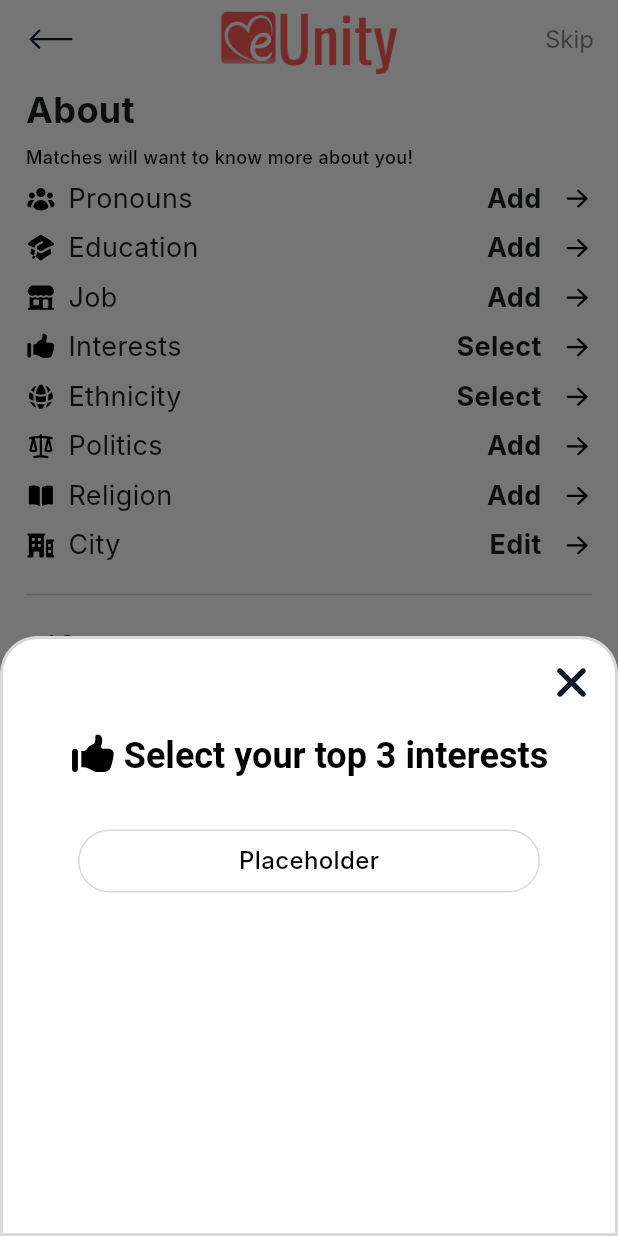
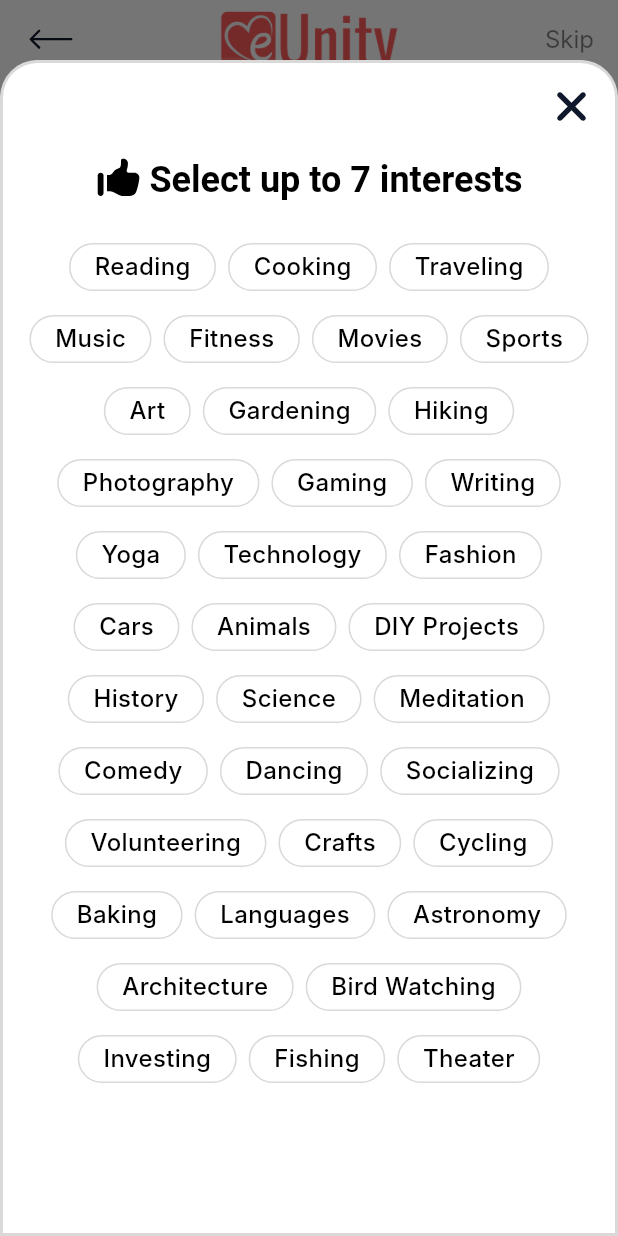
Before and after one commit to eUnity-Development/eUnity-app, a Flutter app: the UserPrefs screen opened directly, after a tap on "Select", on a phone screen of 412 x 824 dp. Run offline on Flutter 3.47's test engine with Material 3 defaults, Android fonts, the phone set to English and light mode, and no system bars; our stand-ins replace cookie_jar, curved_navigation_bar, dio, dio_cookie_manager, dotted_border, equatable and 7 more; accounts and stored records are empty; Roboto replaces fonts that are missing (Inter); project files that could hold a hidden picture were left out.

Commit message:
Longer lists and multiselect

```diff
--- a/frontend/lib/classes/UserInfoHelper.dart
+++ b/frontend/lib/classes/UserInfoHelper.dart
@@ -15,10 +15,10 @@ class UserInfoHelper {
     userInfoCache['pronouns'] = 'Add';
     userInfoCache['education'] = 'Add';
     userInfoCache['job'] = 'Add';
-    userInfoCache['interests'] = 'Select';
-    userInfoCache['ethnicity'] = 'Select';
+    userInfoCache['interests'] = [];
+    userInfoCache['ethnicity'] = [];
     userInfoCache['politics'] = 'Add';
-    userInfoCache['religion'] = 'Add';
+    userInfoCache['religion'] = [];
     userInfoCache['city'] = 'Edit';
 
     userInfoCache['exercise'] = 'Add';
@@ -27,7 +27,7 @@ class UserInfoHelper {
     userInfoCache['height'] = 'Add';
     userInfoCache['social-media'] = 'Add';
     userInfoCache['pets'] = 'Add';
-    userInfoCache['diet'] = 'Add';
+    userInfoCache['diet'] = [];
   }
 
   static void updateCacheVariable(String variable, var newValue) {
--- a/frontend/lib/views/UserPrefs.dart
+++ b/frontend/lib/views/UserPrefs.dart
@@ -31,6 +31,7 @@ class UserPrefsState extends State<UserPrefs> {
           assetPath: prefs['assetPath'],
           cacheKey: prefs['cacheKey'],
           multiSelect: prefs['multiSelect'],
+          isLongList: prefs['longList'],
         );
       }).toList();
     }
--- a/frontend/lib/widgets/SelectionWidgets/SelectionDialog.dart
+++ b/frontend/lib/widgets/SelectionWidgets/SelectionDialog.dart
@@ -10,13 +10,16 @@ class SelectionDialog extends StatefulWidget {
   final String assetPath;
   final bool multiSelect;
   final String cacheKey;
+  final bool? isListLong;
   const SelectionDialog(
       {super.key,
       required this.options,
       required this.question,
       required this.assetPath,
       required this.multiSelect,
-      required this.cacheKey});
+      required this.cacheKey,
+      this.isListLong,
+      });
 
   @override
   State<SelectionDialog> createState() => _SelectionDialogState();
@@ -48,9 +51,11 @@ class _SelectionDialogState extends State<SelectionDialog> {
     TextStyle unselectedText = TextStyle(
         fontWeight: FontWeight.w500, fontSize: 16, color: Colors.black);
 
+    bool isLongList = widget.isListLong ?? false;
+
     double maxHeight = MediaQuery.of(context).size.height - 40;
     double minHeight = 400;
-    double height = 80.0 * widget.options.length;
+    double height = (isLongList ? 32.0 : 80.0) * widget.options.length;
 
     if (widget.question.length > 25) {
       height += 100.0;
@@ -63,7 +68,7 @@ class _SelectionDialogState extends State<SelectionDialog> {
     }
 
     return Container(
-        height: height, // here
+        height: height,
         width: MediaQuery.of(context).size.width,
         decoration: BoxDecoration(
             borderRadius: BorderRadius.only(
@@ -123,70 +128,83 @@ class _SelectionDialogState extends State<SelectionDialog> {
                 height: 20,
               ),
               SizedBox(
-                height: height-150, // here
-                child: ListView.builder(
-                  itemBuilder: (BuildContext context, int index) {
-                    if (index > (widget.options.length) - 1) {
-                      return null;
-                    }
-                    return GestureDetector(
-                      child: Padding(
-                        padding: EdgeInsets.only(top: 15, left: 40, right: 40),
-                        child: Container(
-                          width: double.infinity,
-                          height: 42,
-                          decoration: (widget.multiSelect)
-                              ? (UserInfoHelper.userInfoCache[widget.cacheKey]
-                                      .contains(widget.options[index]))
-                                  ? selectedBox
-                                  : unselectedBox
-                              : (UserInfoHelper
-                                          .userInfoCache[widget.cacheKey] ==
-                                      widget.options[index])
-                                  ? selectedBox
-                                  : unselectedBox,
-                          child: Center(
-                            child: Text(
-                              widget.options[index],
-                              style: (widget.multiSelect)
-                                  ? (UserInfoHelper
-                                          .userInfoCache[widget.cacheKey]
-                                          .contains(widget.options[index]))
-                                      ? selectedText
-                                      : unselectedText
-                                  : (UserInfoHelper
-                                              .userInfoCache[widget.cacheKey] ==
-                                          widget.options[index])
-                                      ? selectedText
-                                      : unselectedText,
-                            ),
-                          ),
-                        ),
-                      ),
-                      onTap: () {
-                        setState(() {
-                          if (widget.multiSelect) {
-                            List cacheValue =
-                                UserInfoHelper.userInfoCache[widget.cacheKey];
-                            if (cacheValue.contains(widget.options[index])) {
-                              cacheValue.remove(widget.options[index]);
-                            } else {
-                              cacheValue.add(widget.options[index]);
-                            }
-                            UserInfoHelper.updateCacheVariable(
-                                widget.cacheKey, cacheValue);
-                          } else {
-                            UserInfoHelper.updateCacheVariable(
-                                widget.cacheKey, widget.options[index]);
-                          }
-                        });
-                      },
-                    );
-                  },
+                height: height - 150,
+                width: double.infinity,
+
+                  child: Wrap(
+                    spacing: 6.0,
+                    alignment: WrapAlignment.center,
+                    children: List<Widget>.generate(widget.options.length, (index) {
+                      return buildOptionButton(
+                        index,
+                        selectedBox,
+                        unselectedBox,
+                        selectedText,
+                        unselectedText,
+                        isLongList
+                      );
+                    }),
+                  ),
                 ),
-              ),
             ],
           ),
         ));
   }
+   Widget buildOptionButton(int index, BoxDecoration selectedBox, BoxDecoration unselectedBox, TextStyle selectedText, TextStyle unselectedText, bool isLongList) {
+    bool isSelected;
+    if (widget.multiSelect) {
+      isSelected = UserInfoHelper.userInfoCache[widget.cacheKey].contains(widget.options[index]);
+    } else {
+      isSelected = UserInfoHelper.userInfoCache[widget.cacheKey] == widget.options[index];
+    }
+
+    return GestureDetector(
+      child: (!isLongList) ?
+        Padding(
+          padding: EdgeInsets.only(top: 15, left: 40, right: 40),
+          child: Container(
+            width: double.infinity,
+            height: 42,
+            decoration: isSelected ? selectedBox : unselectedBox,
+            child: Center(
+              child: Text(
+                widget.options[index],
+                style: isSelected ? selectedText : unselectedText,
+              ),
+            ),
+          ),
+        ) :
+        Padding(
+        padding: const EdgeInsets.symmetric(vertical: 8.0, horizontal: 1.0),
+        child: Wrap(
+          alignment: WrapAlignment.center,
+          children: [
+            Container(
+              decoration: isSelected ? selectedBox : unselectedBox,
+              padding: const EdgeInsets.symmetric(horizontal: 16.0, vertical: 3.5),
+              child: Text(
+                widget.options[index],
+                style: isSelected ? selectedText : unselectedText,
+              ),
+            ),
+          ],
+        ),
+      ),
+      onTap: () {
+        setState(() {
+          if (widget.multiSelect) {
+            List cacheValue = UserInfoHelper.userInfoCache[widget.cacheKey];
+            if (cacheValue.contains(widget.options[index])) {
+              cacheValue.remove(widget.options[index]);
+            } else {
+              cacheValue.add(widget.options[index]);
+            }
+            UserInfoHelper.updateCacheVariable(widget.cacheKey, cacheValue);
+          } else {
+            UserInfoHelper.updateCacheVariable(widget.cacheKey, widget.options[index]);
+          }
+        });
+      },
+    );
+  }
 }
--- a/frontend/lib/widgets/SelectionWidgets/SelectionFunction.dart
+++ b/frontend/lib/widgets/SelectionWidgets/SelectionFunction.dart
@@ -10,6 +10,7 @@ void showSelectDialog({
   required String cacheKey,
   required bool multiSelect,
   required reRender,
+  bool? isListLong
 }) {
   showModalBottomSheet(
     isScrollControlled: true,
@@ -22,6 +23,7 @@ void showSelectDialog({
         assetPath: assetPath,
         cacheKey: cacheKey,
         multiSelect: multiSelect,
+        isListLong: isListLong,
       );
     },
   ).then((value) {
--- a/frontend/lib/widgets/UserPrefs/user_prefs_button.dart
+++ b/frontend/lib/widgets/UserPrefs/user_prefs_button.dart
@@ -13,6 +13,7 @@ class UserPrefsButton extends StatefulWidget {
   final String assetPath;
   final String cacheKey;
   final bool multiSelect;
+  final bool isLongList;
 
   const UserPrefsButton(
     {super.key,
@@ -23,6 +24,7 @@ class UserPrefsButton extends StatefulWidget {
     required this.assetPath,
     required this.cacheKey,
     required this.multiSelect,
+    required this.isLongList,
     });
 
   @override
@@ -33,17 +35,18 @@ class UserPrefsButton extends StatefulWidget {
 
 class UserPrefsButtonState extends State<UserPrefsButton> {
   String action = '';
+  String staticText = 'Select';
 
   void update() {
-    action = UserInfoHelper.userInfoCache[widget.cacheKey];
     setState(() {
-      action = UserInfoHelper.userInfoCache[widget.cacheKey];
+      staticText = 'Edit';
+      action = widget.multiSelect ? staticText : UserInfoHelper.userInfoCache[widget.cacheKey];
     });
   }
 
   @override
   Widget build(BuildContext context) {
-    action = UserInfoHelper.userInfoCache[widget.cacheKey];
+    action = widget.multiSelect ? staticText : UserInfoHelper.userInfoCache[widget.cacheKey];
     String buttonName = widget.name;
     return(
       Column(children: [
@@ -71,6 +74,7 @@ class UserPrefsButtonState extends State<UserPrefsButton> {
                 question: widget.question,
                 assetPath: widget.assetPath,
                 multiSelect: widget.multiSelect,
+                isListLong: widget.isLongList
               ),
 
               child: Row(
--- a/frontend/lib/widgets/UserPrefs/user_prefs_list.dart
+++ b/frontend/lib/widgets/UserPrefs/user_prefs_list.dart
@@ -7,18 +7,27 @@ class UserPrefsList {
       'assetPath': 'assets/preferences/pronouns.svg',
       'cacheKey': 'pronouns',
       'multiSelect': false,
+      'longList': false,
     },
 
     // If time, add a second prompt to let users type in school name.
     // Later on, add school email verification.
     {
       'name': 'Education',
-      'options': ['High School', 'Associate\'s Degree', 'Bachelor\'s Degree',
-        'Master\'s or PHD', 'Trade School', 'Other','None'],
+      'options': [
+        'High School',
+        'Associate\'s Degree',
+        'Bachelor\'s Degree',
+        'Master\'s or PHD',
+        'Trade School',
+        'Other',
+        'None'
+      ],
       'question': 'Select your education',
       'assetPath': 'assets/preferences/education.svg',
       'cacheKey': 'education',
       'multiSelect': false,
+      'longList': false,
     },
 
     {
@@ -28,44 +37,135 @@ class UserPrefsList {
       'assetPath': 'assets/preferences/job.svg',
       'cacheKey': 'job',
       'multiSelect': false,
+      'longList': false,
     },
 
     // Need special menu for 30+ options. Allow multi select.
     {
       'name': 'Interests',
-      'options': ['Placeholder'],
-      'question': 'Select your top 3 interests',
+      'options': [
+           'Reading',
+    'Cooking',
+    'Traveling',
+    'Music',
+    'Fitness',
+    'Movies',
+    'Sports',
+    'Art',
+    'Gardening',
+    'Hiking',
+    'Photography',
+    'Gaming',
+    'Writing',
+    'Yoga',
+    'Technology',
+    'Fashion',
+    'Cars',
+    'Animals',
+    'DIY Projects',
+    'History',
+    'Science',
+    'Meditation',
+    'Comedy',
+    'Dancing',
+    'Socializing',
+    'Volunteering',
+    'Crafts',
+    'Cycling',
+    'Baking',
+    'Languages',
+    'Astronomy',
+    'Architecture',
+    'Bird Watching',
+    'Investing',
+    'Fishing',
+    'Theater'
+      ],
+      'question': 'Select up to 7 interests',
       'assetPath': 'assets/preferences/interests.svg',
       'cacheKey': 'interests',
-      'multiSelect': false,
+      'multiSelect': true,
+      'longList': true,
     },
 
     // Will also need special menu? Allow multi select.
     {
       'name': 'Ethnicity',
-      'options': ['Placeholder'],
+      'options': [
+        'Black/African Descent',
+        'Hispanic/Latino',
+        'White/Caucasian',
+        'Middle Eastern',
+        'Native American',
+        'Pacific Islander',
+        'South Asian',
+        'East Asian',
+        'Southeast Asian',
+        'West African',
+        'East African',
+        'North African',
+        'Central African',
+        'Southern African',
+        'Caribbean',
+        'Latin American',
+        'Eastern European',
+        'Western European',
+        'Northern European',
+        'Southern European',
+        'Jewish',
+        'Arab',
+        'Persian',
+        'Turkish',
+        'Central Asian',
+        'Other',
+        'Prefer Not to Say'
+      ],
       'question': 'Select your ethnicities',
       'assetPath': 'assets/preferences/ethnicity.svg',
       'cacheKey': 'ethnicity',
-      'multiSelect': false,
+      'multiSelect': true,
+      'longList': true,
     },
     {
       'name': 'Politics',
-      'options': ['Liberal', 'Moderate', 'Conservative', 'Other', 'Prefer not to say'],
+      'options': [
+        'Liberal',
+        'Moderate',
+        'Conservative',
+        'Other',
+        'Prefer not to say'
+      ],
       'question': 'What is your political alignment?',
       'assetPath': 'assets/preferences/politics.svg',
       'cacheKey': 'politics',
       'multiSelect': false,
+      'longList': false,
     },
 
     // Will also need a new menu. Around 14 options.
     {
       'name': 'Religion',
-      'options': ['Placeholder'],
-      'question': 'Select your job type',
+      'options': [
+        'Christian',
+        'Catholic',
+        'Protestant',
+        'Jewish',
+        'Muslim',
+        'Buddhist',
+        'Hindu',
+        'Sikh',
+        'Other specific religion',
+        'Spiritual but not religious',
+        'Agnostic',
+        'Atheist',
+        'Non-religious',
+        'Prefer not to say'
+      ],
+      'question': 'Select your religion',
       'assetPath': 'assets/preferences/religion.svg',
       'cacheKey': 'religion',
-      'multiSelect': false,
+      'multiSelect': true,
+      'longList': true,
     },
 
     // Have this based on the user's location.
@@ -79,8 +179,8 @@ class UserPrefsList {
       'assetPath': 'assets/preferences/city.svg',
       'cacheKey': 'city',
       'multiSelect': false,
+      'longList': false,
     },
-
   ];
 
   static List<Map<String, dynamic>> lifestyleList = [
@@ -91,6 +191,7 @@ class UserPrefsList {
       'assetPath': 'assets/preferences/placeholder.svg',
       'cacheKey': 'exercise',
       'multiSelect': false,
+      'longList': false,
     },
     {
       'name': 'Drinking',
@@ -99,6 +200,7 @@ class UserPrefsList {
       'assetPath': 'assets/preferences/placeholder.svg',
       'cacheKey': 'drinking',
       'multiSelect': false,
+      'longList': false,
     },
     {
       'name': 'Cannabis',
@@ -107,6 +209,7 @@ class UserPrefsList {
       'assetPath': 'assets/preferences/placeholder.svg',
       'cacheKey': 'cannabis',
       'multiSelect': false,
+      'longList': false,
     },
 
     // Might make a special menu for this too.
@@ -117,6 +220,7 @@ class UserPrefsList {
       'assetPath': 'assets/preferences/placeholder.svg',
       'cacheKey': 'height',
       'multiSelect': false,
+      'longList': false,
     },
     {
       'name': 'Social Media',
@@ -125,6 +229,7 @@ class UserPrefsList {
       'assetPath': 'assets/preferences/social-media.svg',
       'cacheKey': 'social-media',
       'multiSelect': false,
+      'longList': false,
     },
     {
       'name': 'Pets',
@@ -133,20 +238,32 @@ class UserPrefsList {
       'assetPath': 'assets/preferences/placeholder.svg',
       'cacheKey': 'pets',
       'multiSelect': false,
+      'longList': false,
     },
 
     // Will also have a longer list for this too.
     {
       'name': 'Dietary Preferences',
-      'options': ['Placeholder'],
+      'options': [
+        'Omnivore',
+        'Vegetarian',
+        'Vegan',
+        'Pescatarian',
+        'Flexitarian',
+        'Gluten-free',
+        'Dairy-free',
+        'Nut-free',
+        'Paleo',
+        'Keto',
+        'Other'
+      ],
       'question': 'Do you have any dietary preferences?',
       'assetPath': 'assets/preferences/placeholder.svg',
       'cacheKey': 'diet',
-      'multiSelect': false,
+      'multiSelect': true,
+      'longList': true,
     },
   ];
 
-  static List<Map<String, dynamic>> relationshipList = [
-
-  ];
+  static List<Map<String, dynamic>> relationshipList = [];
 }
```
